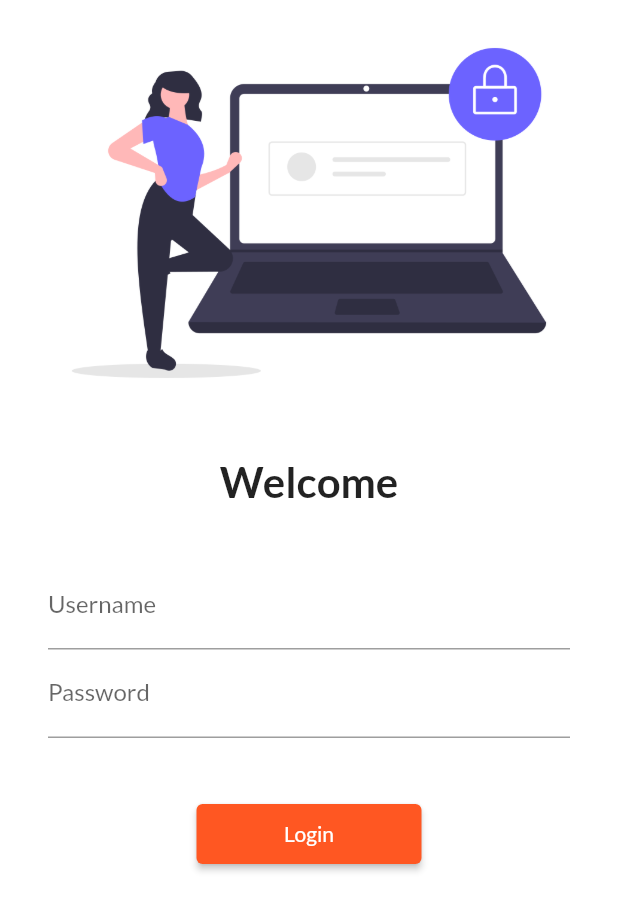
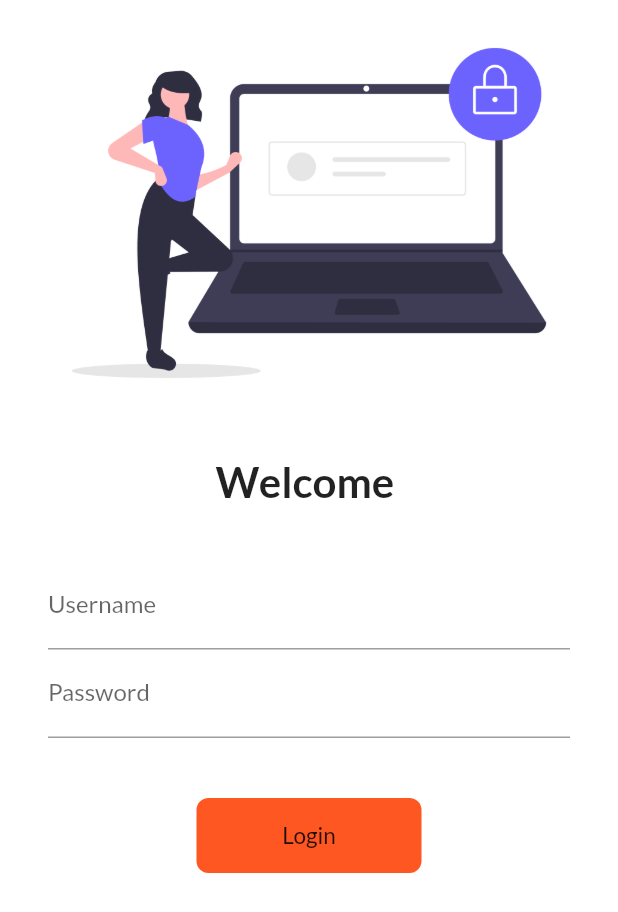
Before and after one commit to techsimple123/FlutterExample, a Flutter app: the screen it shows after launch, on a phone screen of 412 x 824 dp. Shown: the top 912 px of the screen. Run offline on Flutter 3.47's test engine with Material 2 defaults, Android fonts, the phone set to English and light mode, and no system bars; our stand-ins replace google_fonts.

Commit message:
day 6 completed

```diff
--- a/lib/pages/login_page.dart
+++ b/lib/pages/login_page.dart
@@ -1,10 +1,20 @@
+import 'dart:async';
+import 'dart:ui';
+
 import 'package:flutter/cupertino.dart';
 import 'package:flutter/material.dart';
 import 'package:pineapple_flutter/utils/routes.dart';
 
-class LoginPage extends StatelessWidget {
+class LoginPage extends StatefulWidget {
   const LoginPage({Key? key}) : super(key: key);
 
+  @override
+  State<LoginPage> createState() => _LoginPageState();
+}
+
+class _LoginPageState extends State<LoginPage> {
+  String _name = "";
+  bool changeButton = false;
   @override
   Widget build(BuildContext context) {
     return Material(
@@ -20,7 +30,7 @@ class LoginPage extends StatelessWidget {
                 height: 20,
               ),
               Text(
-                "Welcome",
+                "Welcome $_name",
                 style: TextStyle(fontSize: 28, fontWeight: FontWeight.bold),
               ),
               SizedBox(
@@ -34,6 +44,10 @@ class LoginPage extends StatelessWidget {
                     TextFormField(
                       decoration: InputDecoration(
                           hintText: "Enter username", labelText: "Username"),
+                      onChanged: (value) {
+                        _name = value;
+                        setState(() {});
+                      },
                     ),
                     TextFormField(
                       obscureText: true,
@@ -43,12 +57,41 @@ class LoginPage extends StatelessWidget {
                     SizedBox(
                       height: 40,
                     ),
-                    ElevatedButton(
-                        child: Text("Login"),
-                        style: TextButton.styleFrom(minimumSize: Size(150, 40)),
-                        onPressed: () {
-                          Navigator.pushNamed(context, MyRoutes.homeRoute);
-                        })
+
+                    InkWell(
+                      onTap: () async {
+                        setState(() {
+                          changeButton = true;
+                        });
+                        await Future.delayed(Duration(seconds: 1));
+                        Navigator.pushNamed(context, MyRoutes.homeRoute);
+                      },
+                      child: AnimatedContainer(
+                        height: 50,
+                        width: changeButton ? 50 : 150,
+                        alignment: AlignmentDirectional.center,
+                        child: changeButton
+                            ? Icon(Icons.done)
+                            : Text(
+                                "Login",
+                                style: TextStyle(fontSize: 15),
+                              ),
+                        decoration: BoxDecoration(
+                          color: Colors.deepOrange,
+                          // shape: BoxShape.circle,
+                          borderRadius:
+                              BorderRadius.circular(changeButton ? 25 : 8),
+                        ),
+                        duration: Duration(seconds: 1),
+                      ),
+                    )
+
+                    // ElevatedButton(
+                    //     child: Text("Login"),
+                    //     style: TextButton.styleFrom(minimumSize: Size(150, 40)),
+                    //     onPressed: () {
+                    //       Navigator.pushNamed(context, MyRoutes.homeRoute);
+                    //     })
                   ],
                 ),
               )
```
